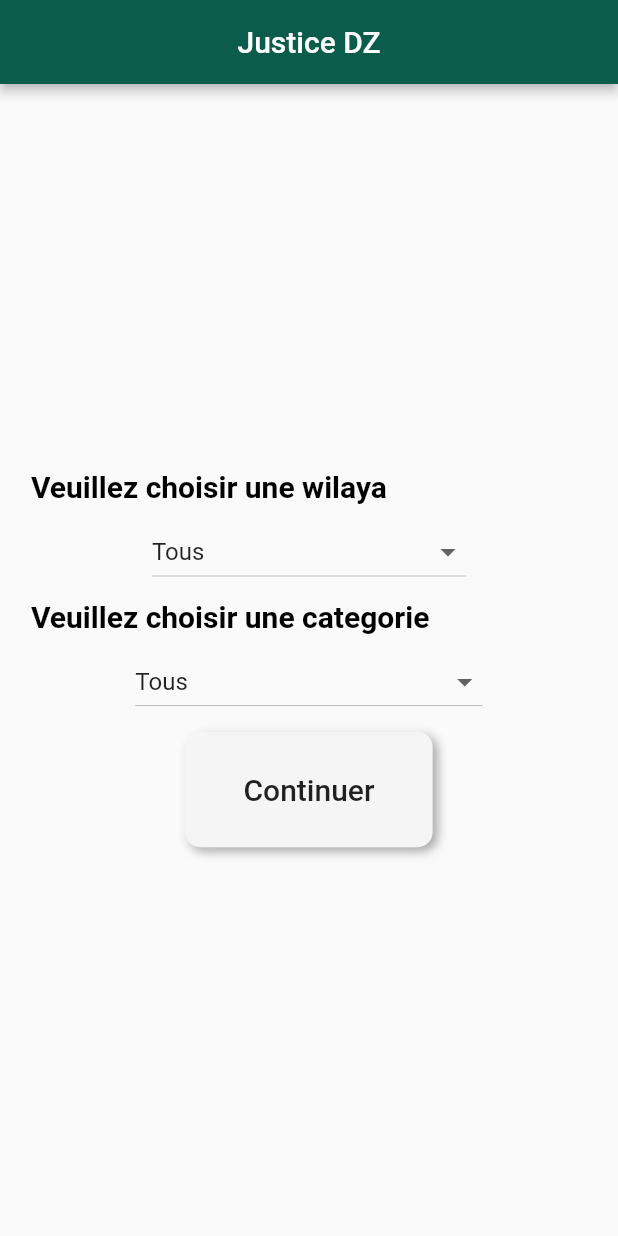
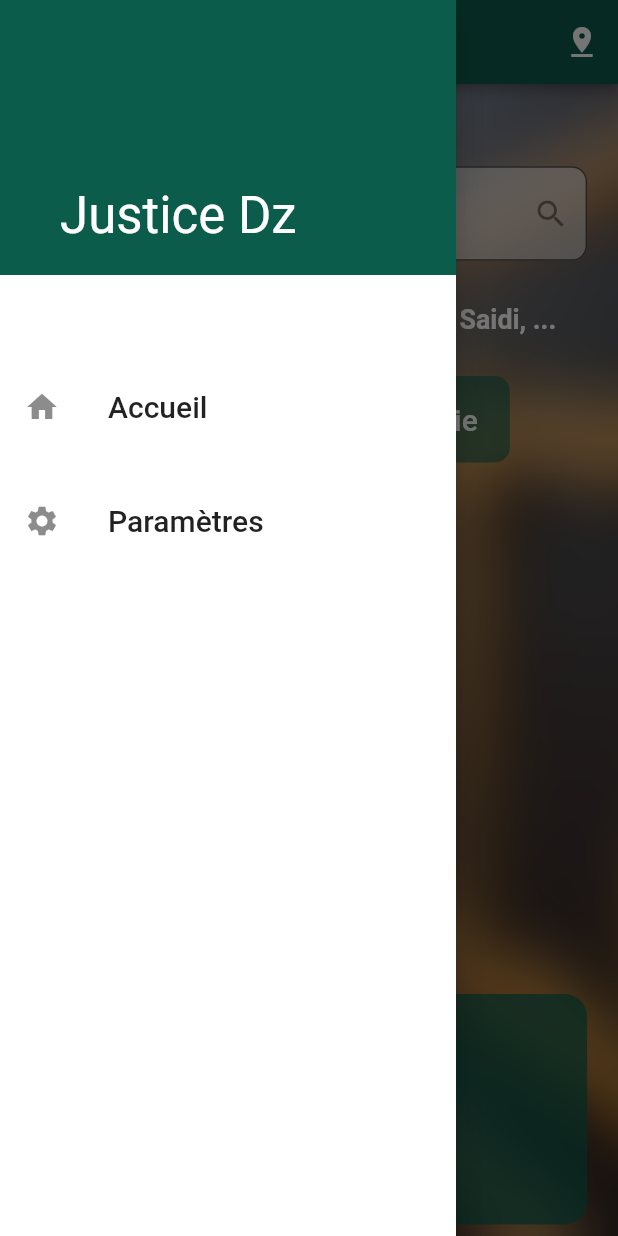
Before and after one commit to kacemws/justice_dz, a Flutter app: the screen it shows after launch, with the side drawer open (before the commit the screen has no drawer), on a phone screen of 412 x 824 dp. Run offline on Flutter 3.47's test engine with Material 2 defaults, Android fonts, the phone set to English and light mode, and no system bars; our stand-ins replace cloud_firestore, flare_flutter, shared_preferences; accounts and stored records are empty.

Commit message:
added a splashscreen with the final logo; added a landing page where users can look for what they want; added a side drawer that takes you to either the homepage or the settings page; added a favourites screen where user can find his favourites lawyers...; fixed some backend;

```diff
--- a/lib/main.dart
+++ b/lib/main.dart
@@ -3,6 +3,8 @@ import 'package:flutter/services.dart';
 import 'package:justice_dz/models/Justicedz.dart';
 import 'package:justice_dz/presentation/screens/LandingPage.dart';
 import 'package:justice_dz/presentation/screens/MainHomePage.dart';
+import 'package:justice_dz/presentation/screens/Settings.dart';
+import 'package:justice_dz/presentation/screens/SplashScreen.dart';
 import 'package:provider/provider.dart';
 
 import 'presentation/screens/PersonDetails.dart';
@@ -64,9 +66,10 @@ class MyApp extends StatelessWidget {
         ),
 
         routes: {
-          '/' : (context)=> LandingPage(),
+          '/' : (context)=> SplashScreen(),
           MainHomePage.route : (context) => MainHomePage(),
           PersonDetails.route : (context)=> PersonDetails(),
+          Settings.route : (context)=> Settings()
         },
       ),
 
--- a/lib/models/data/Categorie.dart
+++ b/lib/models/data/Categorie.dart
@@ -1,7 +1,7 @@
 
 import 'package:flutter/foundation.dart';
 
-class Categorie{
+class Categorie with ChangeNotifier{
   final String id;
   final String nom;
 
--- /dev/null
+++ b/lib/models/data/Commune.dart
@@ -0,0 +1,11 @@
+
+import 'package:flutter/foundation.dart';
+import 'package:justice_dz/models/data/Wilaya.dart';
+
+class Commune{
+  final String id;
+  final String nom;
+  final Wilaya wilaya;
+
+  Commune({@required this.id, @required this.nom, @required this.wilaya});
+}
--- a/lib/models/data/Wilaya.dart
+++ b/lib/models/data/Wilaya.dart
@@ -1,9 +1,14 @@
 
 import 'package:flutter/foundation.dart';
+import 'package:justice_dz/models/data/Commune.dart';
 
 class Wilaya{
   final String id;
   final String nom;
+  List<Commune> communes;
 
-  Wilaya({@required this.id, @required this.nom});
+  Wilaya({@required this.id, @required this.nom}){
+    this.communes = [];
+  }
+
 }
--- /dev/null
+++ b/lib/presentation/items/CatItem.dart
@@ -0,0 +1,55 @@
+
+
+import 'package:flutter/material.dart';
+import 'package:justice_dz/models/data/Categorie.dart';
+import 'package:provider/provider.dart';
+
+
+
+class CatItem extends StatelessWidget {
+
+  @override
+  Widget build(BuildContext context) {
+    var cat = Provider.of<Categorie>(context);
+
+
+    return LayoutBuilder(
+
+      builder :(_,constraint)=>GestureDetector(
+        onTap: (){
+          //TODO
+        },
+        child: Container(
+          height: constraint.maxHeight,
+          width: constraint.maxWidth,
+
+
+          decoration: BoxDecoration(
+            color: Colors.white.withOpacity(0.5),
+            borderRadius: BorderRadius.circular(10),
+          ),
+
+          child: Column(
+            mainAxisAlignment: MainAxisAlignment.spaceEvenly,
+            children: <Widget>[
+              Image.asset(
+                "assets/logoJustice.png",
+                height: constraint.maxHeight *0.4,
+                fit: BoxFit.scaleDown,
+              ),
+              Text(
+                cat.nom,
+                textAlign: TextAlign.center,
+                style: Theme.of(context).textTheme.title.copyWith(
+                  color: Theme.of(context).primaryColor
+                ),
+              )
+            ],
+          ),
+
+        ),
+      ),
+    );
+  }
+
+}
--- a/lib/presentation/screens/LandingPage.dart
+++ b/lib/presentation/screens/LandingPage.dart
@@ -1,9 +1,14 @@
 
+
+import 'dart:ui';
 
 import 'package:flutter/material.dart';
 import 'package:justice_dz/models/data/Categorie.dart';
+import 'package:justice_dz/models/data/Commune.dart';
 import 'package:justice_dz/models/data/Wilaya.dart';
+import 'package:justice_dz/presentation/items/CatItem.dart';
 import 'package:justice_dz/presentation/screens/MainHomePage.dart';
+import 'package:justice_dz/presentation/tools/CustomDrawer.dart';
 import 'package:provider/provider.dart';
 
 import 'package:justice_dz/models/Justicedz.dart';
@@ -14,21 +19,11 @@ class LandingPage extends StatefulWidget {
 }
 
 class _LandingPageState extends State<LandingPage> {
+
   Wilaya selectedWilaya;
   Categorie selectedCategorie;
-
-  @override
-  void initState() {
-
-    super.initState();
-
-    Future.delayed(Duration.zero).then((_) async {
-      await Provider.of<Justicedz>(context, listen: false).fetchData();
-      selectedWilaya = Provider.of<Justicedz>(context, listen: false).allWilayas().first;
-      selectedCategorie = Provider.of<Justicedz>(context, listen: false).allCategories().first;
-    });
-
-  }
+  Commune selectedCommune;
+  List<Commune> empty = [];
 
   void confirmer(){
     Provider.of<Justicedz>(context, listen: false).selectedCategorie = selectedCategorie;
@@ -41,15 +36,38 @@ class _LandingPageState extends State<LandingPage> {
 
   @override
   Widget build(BuildContext context) {
+    final GlobalKey<ScaffoldState> _scaffoldKey = new GlobalKey();
 
     var _appBar = AppBar(
-      title: Text("Justice DZ"),
+      title: Text("Annuaire"),
+
+      leading: IconButton(
+        icon : Icon(Icons.menu),
+        onPressed: (){
+          _scaffoldKey.currentState.openDrawer();
+        },
+      ),
+
       centerTitle: true,
       elevation: 3,
+      actions: <Widget>[
+
+        IconButton(
+          icon: Icon(
+            Icons.pin_drop,
+          ),
+          onPressed: (){
+            print("TODO");
+          }
+        ),
+      ],
     );
 
     var _height = MediaQuery.of(context).size.height - MediaQuery.of(context).padding.top - MediaQuery.of(context).padding.bottom - _appBar.preferredSize.height;
     var _width = MediaQuery.of(context).size.width;
+
+    var provider = Provider.of<Justicedz>(context);
+    List<Categorie> categories = provider.allCategories();
 
     return SafeArea(
 
@@ -59,68 +77,129 @@ class _LandingPageState extends State<LandingPage> {
       left:true,
 
       child: Scaffold(
+        key: _scaffoldKey,
         appBar: _appBar,
-        body: Center(
-          child: Consumer<Justicedz>(
-            builder: (context, provider,_) {
-              if(provider.loaded) return Container(
-                height: _height *0.9,
-                width: double.infinity,
+        drawer: CustomDrawer(),
+        body: Container(
+
+          height: _height,
+          width: _width,
+
+          child: SingleChildScrollView(
+            child: Stack(
+              children: <Widget>[
+
+                Column(
+                  mainAxisAlignment: MainAxisAlignment.spaceBetween,
+                  children: <Widget>[
+
+                    Image.asset(
+                      "assets/justice.png",
+                      height: _height,
+                      width: _width,
+                      fit: BoxFit.cover,
+                    ),
+
+                  ],
+                ),
+
+                Column(
+
+                  children: <Widget>[
+
+                    Container(
+
+                      width: _width,
+                      height: _height *0.4,
+
+                      margin: EdgeInsets.symmetric(horizontal: _width * 0.05),
+
+                      child : Form(
 
                         child: Column(
+
+                          crossAxisAlignment: CrossAxisAlignment.center,
                           mainAxisAlignment: MainAxisAlignment.center,
 
                           children: <Widget>[
 
-                    title(context, "Veuillez choisir une wilaya", _height, _width),
+                            TextFormField(
 
-                    DropdownButton<Wilaya>(
+                              cursorColor: Theme.of(context).primaryColor,
 
-                      elevation: 3,
-                      hint:  Text("Veuillez choisir une wilaya"),
-                      value: selectedWilaya,
+                              decoration: InputDecoration(
 
-                      onChanged: (Wilaya newValue) {
-                        setState(() {
-                          selectedWilaya = newValue;
-                        });
+                                filled: true,
+                                fillColor: Colors.white.withOpacity(0.5),
+
+                                suffixIcon: Icon(
+                                  Icons.search
+                                ),
+
+                                hintText: "Rechercher dans l'annuaire",
+
+                                hintStyle: Theme.of(context).textTheme.title.copyWith(
+                                  color: Theme.of(context).primaryColor,
+                                ),
+
+
+                                border: OutlineInputBorder(
+                                  borderRadius: BorderRadius.circular(10),
+                                  borderSide: BorderSide(
+                                    color: Theme.of(context).primaryColor,
+                                    width: 1.5
+                                  )
+                                )
+                              ),
+
+                              onFieldSubmitted: (_){
+                                // FocusScope.of(context).requestFocus(passwordField); // move to the other textfield
                               },
 
-                      items: provider.allWilayas().map((Wilaya wilaya) {
-                        return  DropdownMenuItem<Wilaya>(
-                          value: wilaya,
-                          child: Text(wilaya.nom)
-                        );
-                      }).toList(),
-                    ),
-                    title(context, "Veuillez choisir une categorie", _height, _width),
-                    DropdownButton<Categorie>(
-
-                      elevation: 3,
-                      hint:  Text("Veuillez choisir une catégorie"),
-                      value: selectedCategorie,
-
-                      onChanged: (Categorie newValue) {
-                        setState(() {
-                          selectedCategorie = newValue;
-                        });
+                              validator: (value){
+                                if(value.isEmpty) return "Veuillez Introduire Un Nom Valide";
+                                return null;
                               },
 
-                      items: provider.allCategories().map((Categorie categorie) {
-                        return  DropdownMenuItem<Categorie>(
-                          value: categorie,
-                          child: Text(categorie.nom)
-                        );
-                      }).toList(),
+                              // onSaved: (value){
+                              //   _userInfos["email"] = value;
+                              // },
+
+                              keyboardType: TextInputType.text,
+                              textInputAction: TextInputAction.search,
                             ),
 
-                    continueButton(_height, _width, context, confirmer)
+                            title(context, "Exemples : Maitre Hocini, Maitre Saidi, ...", _height, _width),
+                            optionButton(_height, _width)
 
                           ],
                         ),
-              );
-              return CircularProgressIndicator();
-            }
+                      ),
+
+                    ),
+
+                    Container(
+                      width: _width,
+                      height: _height *0.6,
+
+                      child: Container(
+                        child: Column(
+                          crossAxisAlignment: CrossAxisAlignment.start,
+                          children: <Widget>[
+                            listOfCats(_height, _width, categories),
+                            Expanded(child: SizedBox()),
+                            pub(_height,_width)
+                          ],
+                        ),
+                      ),
+
+                    ),
+
+
+                  ],
+                ),
+              ],
+            ),
           ),
         ),
 
@@ -130,63 +209,115 @@ class _LandingPageState extends State<LandingPage> {
 
   Widget title(BuildContext context, String text, double height, double width){
     return Container(
-      // color: Colors.amber,
-      // height: height * 0.105,
-
+      height: height * 0.1,
+      width: width *0.8,
+      // color: Colors.red,
       margin: EdgeInsets.symmetric(
         horizontal: width *0.05,
-        vertical: height *0.01
       ),
 
-      alignment: Alignment.topLeft,
+      alignment: Alignment.centerLeft,
       child: FittedBox(
         fit: BoxFit.scaleDown,
         child: Text(
           text,
           style: Theme.of(context).textTheme.title.copyWith(
-            color: Colors.black,
+            color: Colors.white,
             fontWeight: FontWeight.bold
           ),
         ),
       ),
     );
   }
-    Widget continueButton(double _height, double _width, BuildContext context, Function handler){
-    return GestureDetector(
+    Widget optionButton(double _height, double _width){
+    return Container(
 
-      onTap: handler,
-
-      child: Container(
-
-        height: _height * 0.1,
-        width: _width * 0.4,
+      height: _height * 0.075,
+      width: _width * 0.65,
 
       margin: EdgeInsets.symmetric(
         horizontal: _width *0.05,
-          vertical: _height * 0.0125
       ),
 
       decoration: BoxDecoration(
-          color: Colors.grey[100],
+        color: Theme.of(context).primaryColor.withOpacity(0.6),
         borderRadius: BorderRadius.circular(10),
-          boxShadow: [
-
-            BoxShadow(
-              blurRadius: 5,
-              color: Colors.black38,
-              offset: Offset(2.5, 2.5)
       ),
-            BoxShadow(
-              blurRadius: 5,
-              color: Colors.white60,
-              offset: -Offset(2.5, 2.5)
+      alignment: Alignment.center,
+      child: FittedBox(
+        fit: BoxFit.scaleDown,
+        child: Text(
+          "Rechercher par catégorie",
+          style: Theme.of(context).textTheme.title.copyWith(
+            color: Colors.white
           ),
-          ]
-        ),
-
-        child: Center(child: Text( "Continuer", style: Theme.of(context).textTheme.title,)),
-
+        )
       ),
     );
   }
+
+  Widget listOfCats(double height, double width, List<Categorie> cats){
+    return Container(
+      height: height *0.225,
+
+      margin: EdgeInsets.symmetric(
+        vertical: height *0.025
+      ),
+
+      child: ListView.builder(
+
+        scrollDirection: Axis.horizontal,
+        physics: BouncingScrollPhysics(),
+        itemCount: cats.length,
+
+        itemBuilder: (_,index){
+
+          return Container(
+
+            width: width *0.38,
+
+            margin: EdgeInsets.only(
+              top: height *0.01,
+              bottom: height *0.01,
+              left: width *0.05
+            ),
+
+            child: ChangeNotifierProvider.value(
+              value: cats[index],
+              child: CatItem(),
+            ),
+
+          );
+
         }
+      ),
+    );
+  }
+
+  Widget pub(double height, double width){
+    return Container(
+
+      height: height * 0.2,
+      width : width,
+
+      margin: EdgeInsets.symmetric(
+        vertical: height *0.01,
+        horizontal: width * 0.05
+      ),
+
+
+      decoration: BoxDecoration(
+        color: Theme.of(context).primaryColor.withOpacity(0.75),
+        borderRadius: BorderRadius.circular(15)
+      ),
+      alignment: Alignment.center,
+      child: Text(
+        "Pub",
+        style: Theme.of(context).textTheme.title.copyWith(
+          color: Colors.white
+        )
+      ),
+
+    );
+  }
+}
--- a/lib/presentation/screens/MainHomePage.dart
+++ b/lib/presentation/screens/MainHomePage.dart
@@ -2,6 +2,7 @@
 
 import 'package:flutter/material.dart';
 import 'package:justice_dz/presentation/tools/BottomNavigation.dart';
+import 'package:justice_dz/presentation/tools/CustomDrawer.dart';
 import 'package:provider/provider.dart';
 
 import 'package:justice_dz/models/Justicedz.dart';
@@ -54,10 +55,7 @@ class _MainHomePageState extends State<MainHomePage> {
       left:true,
 
       child: Scaffold(
-        drawer: Drawer(
-          elevation: 5,
-          child: SizedBox(),
-        ),
+        drawer: CustomDrawer(),
         appBar: _appBar,
         body: Center(
           child: Consumer<Justicedz>(
--- /dev/null
+++ b/lib/presentation/tools/CustomDrawer.dart
@@ -0,0 +1,73 @@
+
+import 'package:flutter/material.dart';
+import 'package:justice_dz/presentation/screens/Settings.dart';
+// import 'package:meal_app/Presentation/Screens/Settings.dart';
+
+class CustomDrawer extends StatelessWidget {
+  Map<int, Color> color =
+  {
+    50:Color.fromRGBO(12, 92, 76, 0.1),
+    100:Color.fromRGBO(12, 92, 76, 0.2),
+    200:Color.fromRGBO(12, 92, 76, 0.3),
+    300:Color.fromRGBO(12, 92, 76, 0.4),
+    400:Color.fromRGBO(12, 92, 76, 0.5),
+    500:Color.fromRGBO(12, 92, 76, 0.6),
+    600:Color.fromRGBO(12, 92, 76, 0.7),
+    700:Color.fromRGBO(12, 92, 76, 0.8),
+    800:Color.fromRGBO(12, 92, 76, 0.9),
+    900:Color.fromRGBO(12, 92, 76, 1),
+  };
+
+  @override
+  Widget build(BuildContext context) {
+    MaterialColor colorCustom = MaterialColor(0xFF0C5C4C, color);
+    var _height = MediaQuery.of(context).size.height - MediaQuery.of(context).padding.top - MediaQuery.of(context).padding.bottom;
+    return Drawer(
+      elevation: 10,
+      child: Container(
+        color: Colors.white,
+        child: Column(
+          children: <Widget>[
+
+            Container(
+              color: colorCustom,
+              width: double.infinity,
+              padding: EdgeInsets.only(bottom: 20, left: 40),
+              height: _height *0.2225,
+              child: Text("Justice Dz",style: Theme.of(context).textTheme.display1.copyWith(
+                color: Colors.white
+              ),),
+              alignment: Alignment.bottomLeft
+            ),
+
+            SizedBox(height: 60,),
+
+            ListTile(
+              leading: Icon(Icons.home),
+              title: Text("Accueil", style: Theme.of(context).textTheme.title,),
+              onTap: (){
+                Navigator.of(context).pushReplacementNamed(
+                  '/'
+                );
+              },
+            ),
+
+            SizedBox(height: 20,),
+
+            ListTile(
+              leading: Icon(Icons.settings),
+              title: Text("Paramètres", style: Theme.of(context).textTheme.title,),
+              onTap: (){
+                print("TODO");
+                Navigator.of(context).pushReplacementNamed(
+                  Settings.route
+                );
+              },
+            ),
+
+          ],
+        ),
+      ),
+    );
+  }
+}
--- a/pubspec.yaml
+++ b/pubspec.yaml
@@ -25,6 +25,7 @@ dependencies:
   intl: ^0.16.1
   url_launcher: ^5.5.0
   flare_flutter: ^2.0.2
+  shared_preferences: ^0.5.8
   # The following adds the Cupertino Icons font to your application.
   # Use with the CupertinoIcons class for iOS style icons.
   cupertino_icons: ^0.1.2
```
Also changed, not shown: lib/models/Justicedz.dart (+77 -3 lines), lib/presentation/screens/Favourites.dart (+59 -10 lines), lib/presentation/screens/PersonDetails.dart (+4 -3 lines), lib/presentation/screens/Settings.dart (added, +22 -0 lines), lib/presentation/screens/SplashScreen.dart (added, +81 -0 lines), assets/Logo.png (added), assets/justice.png (added), pubspec.lock, 2 other files. Lines whose indentation alone changed are shown as unchanged.
